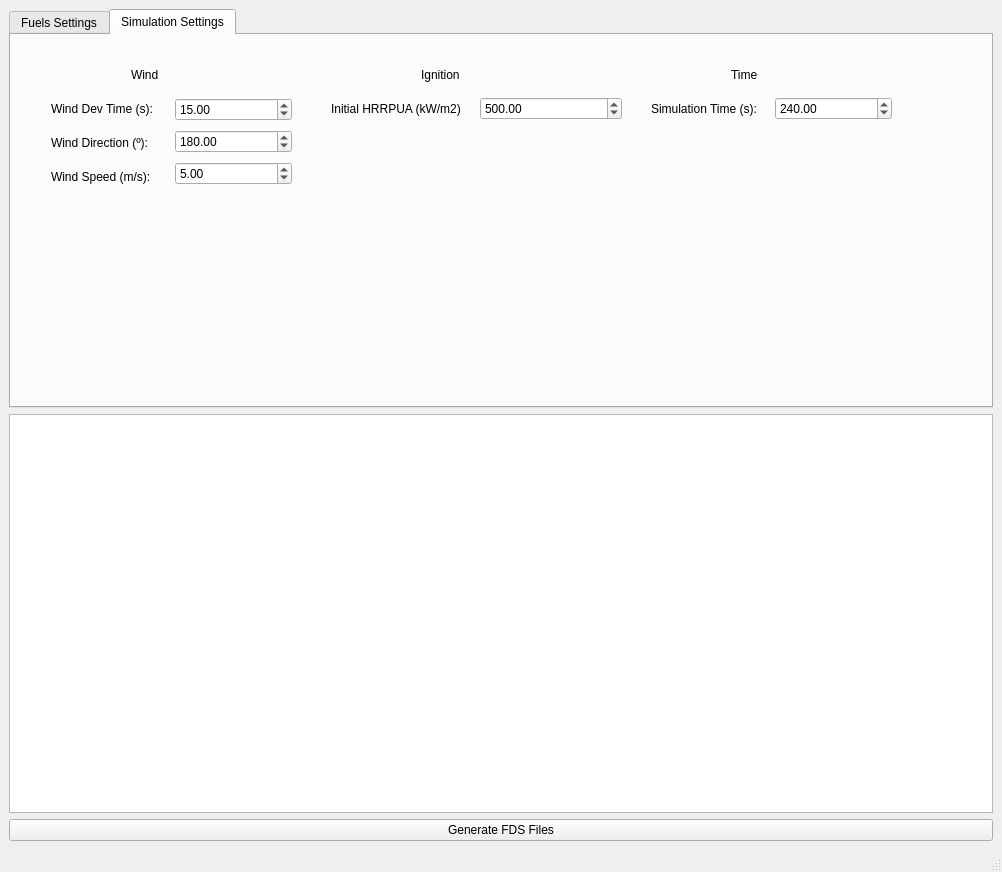
This is mainwindow.ui in 3DFin/TLS_to_FDS as Qt 5 draws it before an edit. The edited form follows.
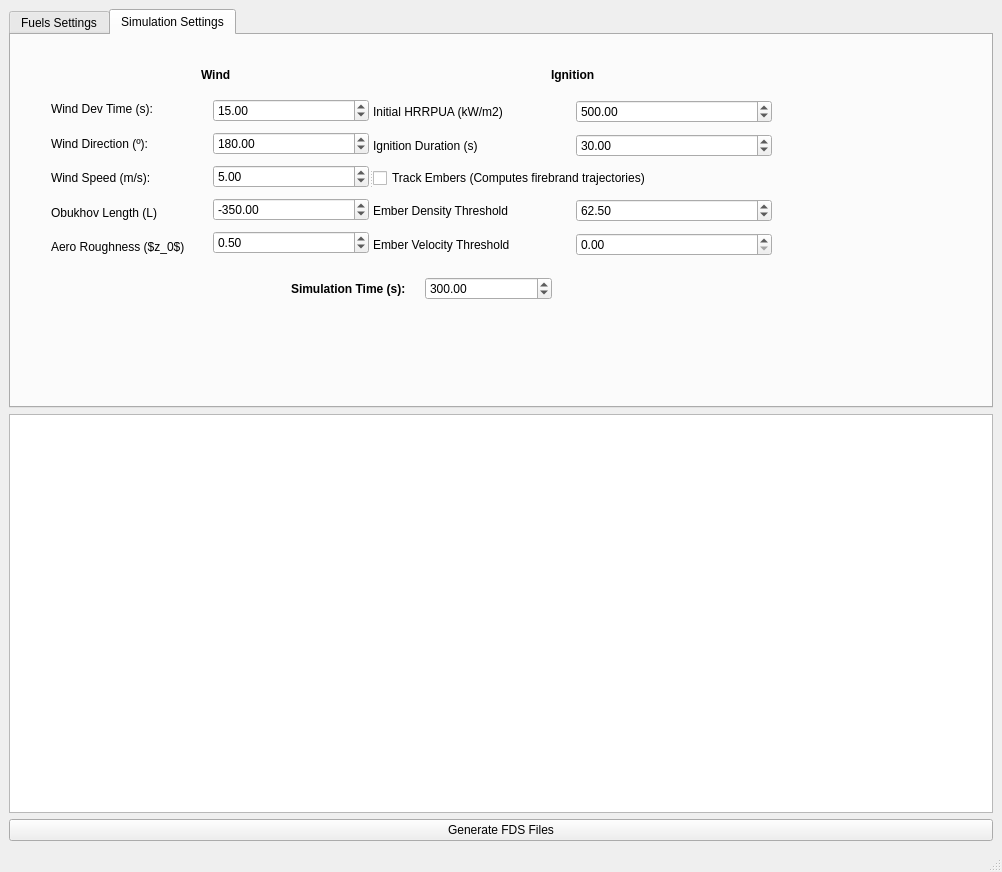
This is the edited form. The open tabs and pages were chosen to show the change.

```diff
--- a/mainwindow.ui
+++ b/mainwindow.ui
@@ -174,12 +174,17 @@
        <widget class="QLabel" name="lbl_ignition">
         <property name="geometry">
          <rect>
-          <x>410</x>
+          <x>540</x>
           <y>30</y>
-          <width>51</width>
+          <width>71</width>
           <height>20</height>
          </rect>
         </property>
+        <property name="font">
+         <font>
+          <bold>true</bold>
+         </font>
+        </property>
         <property name="text">
          <string>Ignition</string>
         </property>
@@ -190,12 +195,17 @@
        <widget class="QLabel" name="lbl_wind">
         <property name="geometry">
          <rect>
-          <x>120</x>
+          <x>190</x>
           <y>30</y>
           <width>51</width>
           <height>20</height>
          </rect>
         </property>
+        <property name="font">
+         <font>
+          <bold>true</bold>
+         </font>
+        </property>
         <property name="text">
          <string>Wind</string>
         </property>
@@ -203,34 +213,56 @@
          <bool>false</bool>
         </property>
        </widget>
-       <widget class="QLabel" name="lbl_ignition_2">
+       <widget class="QWidget" name="">
         <property name="geometry">
          <rect>
-          <x>720</x>
-          <y>30</y>
-          <width>51</width>
-          <height>20</height>
+          <x>280</x>
+          <y>240</y>
+          <width>261</width>
+          <height>28</height>
          </rect>
         </property>
+        <layout class="QHBoxLayout" name="horizontalLayout_6">
+         <item>
+          <widget class="QLabel" name="lbl_simulation_time">
+           <property name="font">
+            <font>
+             <bold>true</bold>
+            </font>
+           </property>
         <property name="text">
-         <string>Time</string>
-        </property>
-        <property name="wordWrap">
-         <bool>false</bool>
-        </property>
-       </widget>
-       <widget class="QWidget" name="">
+            <string>Simulation Time (s):</string>
+           </property>
+          </widget>
+         </item>
+         <item>
+          <widget class="QDoubleSpinBox" name="spin_sim_time">
+           <property name="maximum">
+            <double>10000.000000000000000</double>
+           </property>
+           <property name="value">
+            <double>300.000000000000000</double>
+           </property>
+          </widget>
+         </item>
+        </layout>
+       </widget>
+       <widget class="QSplitter" name="splitter">
         <property name="geometry">
          <rect>
           <x>40</x>
           <y>60</y>
-          <width>241</width>
-          <height>96</height>
+          <width>721</width>
+          <height>166</height>
          </rect>
         </property>
-        <layout class="QHBoxLayout" name="horizontalLayout_10">
+        <property name="orientation">
+         <enum>Qt::Orientation::Horizontal</enum>
+        </property>
+        <widget class="QWidget" name="">
+         <layout class="QHBoxLayout" name="horizontalLayout_11">
          <item>
-          <layout class="QVBoxLayout" name="verticalLayout_6">
+           <layout class="QVBoxLayout" name="verticalLayout_5">
            <item>
             <widget class="QLabel" name="lbl_wind_dev_time">
              <property name="text">
@@ -252,14 +284,28 @@
              </property>
             </widget>
            </item>
+            <item>
+             <widget class="QLabel" name="lbl_obukhov">
+              <property name="text">
+               <string>Obukhov Length (L)</string>
+              </property>
+             </widget>
+            </item>
+            <item>
+             <widget class="QLabel" name="lbl_z0">
+              <property name="text">
+               <string>Aero Roughness ($z_0$)</string>
+              </property>
+             </widget>
+            </item>
           </layout>
          </item>
          <item>
-          <layout class="QVBoxLayout" name="verticalLayout_7">
+           <layout class="QVBoxLayout" name="verticalLayout_6">
            <item>
             <widget class="QDoubleSpinBox" name="spin_wind_dev">
              <property name="maximum">
-              <double>999.000000000000000</double>
+               <double>10000.000000000000000</double>
              </property>
              <property name="value">
               <double>15.000000000000000</double>
@@ -286,19 +332,45 @@
              </property>
             </widget>
            </item>
+            <item>
+             <widget class="QDoubleSpinBox" name="spin_obukhov">
+              <property name="minimum">
+               <double>-10000.000000000000000</double>
+              </property>
+              <property name="maximum">
+               <double>10000.000000000000000</double>
+              </property>
+              <property name="singleStep">
+               <double>50.000000000000000</double>
+              </property>
+              <property name="value">
+               <double>-350.000000000000000</double>
+              </property>
+             </widget>
+            </item>
+            <item>
+             <widget class="QDoubleSpinBox" name="spin_z0">
+              <property name="minimum">
+               <double>0.000000000000000</double>
+              </property>
+              <property name="maximum">
+               <double>100.000000000000000</double>
+              </property>
+              <property name="singleStep">
+               <double>0.100000000000000</double>
+              </property>
+              <property name="value">
+               <double>0.500000000000000</double>
+              </property>
+             </widget>
+            </item>
           </layout>
          </item>
         </layout>
        </widget>
        <widget class="QWidget" name="">
-        <property name="geometry">
-         <rect>
-          <x>320</x>
-          <y>60</y>
-          <width>291</width>
-          <height>28</height>
-         </rect>
-        </property>
+         <layout class="QVBoxLayout" name="verticalLayout_7">
+          <item>
         <layout class="QHBoxLayout" name="horizontalLayout_2">
          <item>
           <widget class="QLabel" name="lbl_hrrpua">
@@ -318,35 +390,91 @@
           </widget>
          </item>
         </layout>
-       </widget>
-       <widget class="QWidget" name="">
-        <property name="geometry">
-         <rect>
-          <x>640</x>
-          <y>60</y>
-          <width>241</width>
-          <height>28</height>
-         </rect>
-        </property>
-        <layout class="QHBoxLayout" name="horizontalLayout_6">
+          </item>
+          <item>
+           <layout class="QHBoxLayout" name="horizontalLayout_10">
+            <item>
+             <widget class="QLabel" name="lbl_ign_duration">
+              <property name="text">
+               <string>Ignition Duration (s)</string>
+              </property>
+             </widget>
+            </item>
+            <item>
+             <widget class="QDoubleSpinBox" name="spin_ign_duration">
+              <property name="maximum">
+               <double>10000.000000000000000</double>
+              </property>
+              <property name="value">
+               <double>30.000000000000000</double>
+              </property>
+             </widget>
+            </item>
+           </layout>
+          </item>
          <item>
-          <widget class="QLabel" name="lbl_simulation_time">
+           <widget class="QCheckBox" name="check_track_embers">
            <property name="text">
-            <string>Simulation Time (s):</string>
+             <string>Track Embers (Computes firebrand trajectories)</string>
            </property>
           </widget>
          </item>
          <item>
-          <widget class="QDoubleSpinBox" name="spin_sim_time">
+           <layout class="QHBoxLayout" name="horizontalLayout_9">
+            <item>
+             <widget class="QLabel" name="lbl_ember_density">
+              <property name="text">
+               <string>Ember Density Threshold</string>
+              </property>
+             </widget>
+            </item>
+            <item>
+             <widget class="QDoubleSpinBox" name="spin_ember_density">
+              <property name="minimum">
+               <double>0.000000000000000</double>
+              </property>
            <property name="maximum">
-            <double>999.000000000000000</double>
-           </property>
+               <double>100.000000000000000</double>
+              </property>
+              <property name="singleStep">
+               <double>0.500000000000000</double>
+              </property>
            <property name="value">
-            <double>240.000000000000000</double>
+               <double>62.500000000000000</double>
            </property>
           </widget>
          </item>
         </layout>
+          </item>
+          <item>
+           <layout class="QHBoxLayout" name="horizontalLayout_8">
+            <item>
+             <widget class="QLabel" name="lbl_ember_velocity">
+              <property name="text">
+               <string>Ember Velocity Threshold</string>
+              </property>
+             </widget>
+            </item>
+            <item>
+             <widget class="QDoubleSpinBox" name="spin_ember_velocity">
+              <property name="minimum">
+               <double>0.000000000000000</double>
+              </property>
+              <property name="maximum">
+               <double>100.000000000000000</double>
+              </property>
+              <property name="singleStep">
+               <double>0.100000000000000</double>
+              </property>
+              <property name="value">
+               <double>0.000000000000000</double>
+              </property>
+             </widget>
+            </item>
+           </layout>
+          </item>
+         </layout>
+        </widget>
        </widget>
       </widget>
      </widget>
```
Left out of the diff: 2 changed lines with no effect on the pictures. Lines whose indentation alone changed are shown as unchanged.
